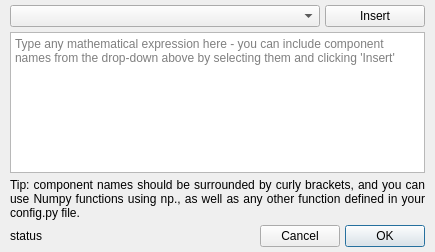
First picture: the form in glue/dialogs/component_manager/qt/equation_editor.ui, repository glue-viz/glue, before the edit.
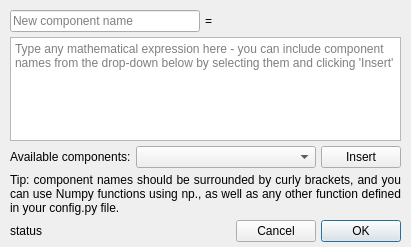
Second picture: the form after the edit. Custom widgets are drawn as their Qt base class.

Commit message: Add field for component name to equation editor

The edit to the form file:
```diff
--- a/glue/dialogs/component_manager/qt/equation_editor.ui
+++ b/glue/dialogs/component_manager/qt/equation_editor.ui
@@ -6,8 +6,8 @@
    <rect>
     <x>0</x>
     <y>0</y>
-    <width>435</width>
-    <height>252</height>
+    <width>411</width>
+    <height>247</height>
    </rect>
   </property>
   <property name="windowTitle">
@@ -21,7 +21,7 @@
     <number>10</number>
    </property>
    <property name="topMargin">
-    <number>5</number>
+    <number>10</number>
    </property>
    <property name="rightMargin">
     <number>10</number>
@@ -30,22 +30,36 @@
     <number>5</number>
    </property>
    <item>
-    <layout class="QHBoxLayout" name="horizontalLayout_3">
+    <layout class="QHBoxLayout" name="horizontalLayout_4">
+     <property name="spacing">
+      <number>5</number>
+     </property>
      <item>
-      <widget class="QComboBox" name="combosel_component"/>
+      <widget class="QLineEdit" name="lineEdit">
+       <property name="placeholderText">
+        <string>New component name</string>
+       </property>
+      </widget>
      </item>
      <item>
-      <widget class="QPushButton" name="button_insert">
-       <property name="maximumSize">
+      <widget class="QLabel" name="label_4">
+       <property name="text">
+        <string>=</string>
+       </property>
+      </widget>
+     </item>
+     <item>
+      <spacer name="horizontalSpacer_2">
+       <property name="orientation">
+        <enum>Qt::Horizontal</enum>
+       </property>
+       <property name="sizeHint" stdset="0">
         <size>
-         <width>100</width>
-         <height>16777215</height>
+         <width>40</width>
+         <height>20</height>
         </size>
        </property>
-       <property name="text">
-        <string>Insert</string>
-       </property>
-      </widget>
+      </spacer>
      </item>
     </layout>
    </item>
@@ -64,10 +78,53 @@
       </size>
      </property>
      <property name="placeholderText">
-      <string>Type any mathematical expression here - you can include component names from the drop-down above by selecting them and clicking 'Insert'</string>
+      <string>Type any mathematical expression here - you can include component names from the drop-down below by selecting them and clicking 'Insert'</string>
      </property>
     </widget>
    </item>
+   <item>
+    <layout class="QHBoxLayout" name="horizontalLayout_3">
+     <item>
+      <widget class="QLabel" name="label_2">
+       <property name="sizePolicy">
+        <sizepolicy hsizetype="Minimum" vsizetype="Preferred">
+         <horstretch>0</horstretch>
+         <verstretch>0</verstretch>
+        </sizepolicy>
+       </property>
+       <property name="text">
+        <string>Available components:</string>
+       </property>
+      </widget>
+     </item>
+     <item>
+      <widget class="QComboBox" name="combosel_component">
+       <property name="sizePolicy">
+        <sizepolicy hsizetype="Expanding" vsizetype="Fixed">
+         <horstretch>0</horstretch>
+         <verstretch>0</verstretch>
+        </sizepolicy>
+       </property>
+       <property name="sizeAdjustPolicy">
+        <enum>QComboBox::AdjustToContents</enum>
+       </property>
+      </widget>
+     </item>
+     <item>
+      <widget class="QPushButton" name="button_insert">
+       <property name="maximumSize">
+        <size>
+         <width>100</width>
+         <height>16777215</height>
+        </size>
+       </property>
+       <property name="text">
+        <string>Insert</string>
+       </property>
+      </widget>
+     </item>
+    </layout>
+   </item>
    <item>
     <widget class="QLabel" name="label">
      <property name="font">
```
